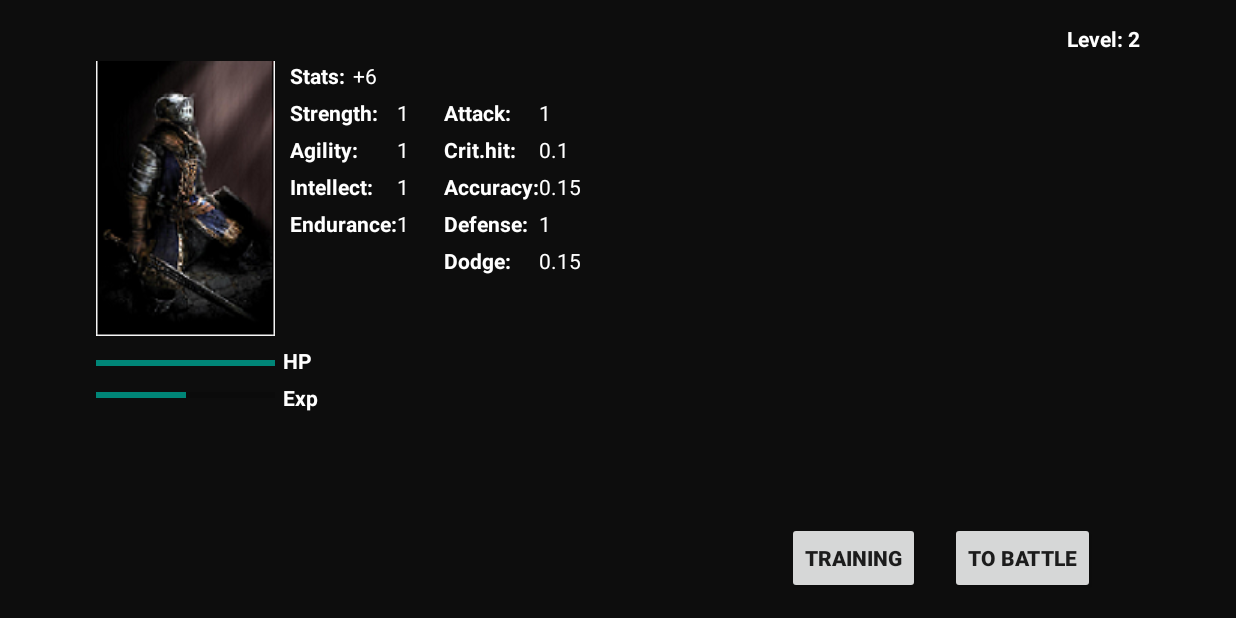
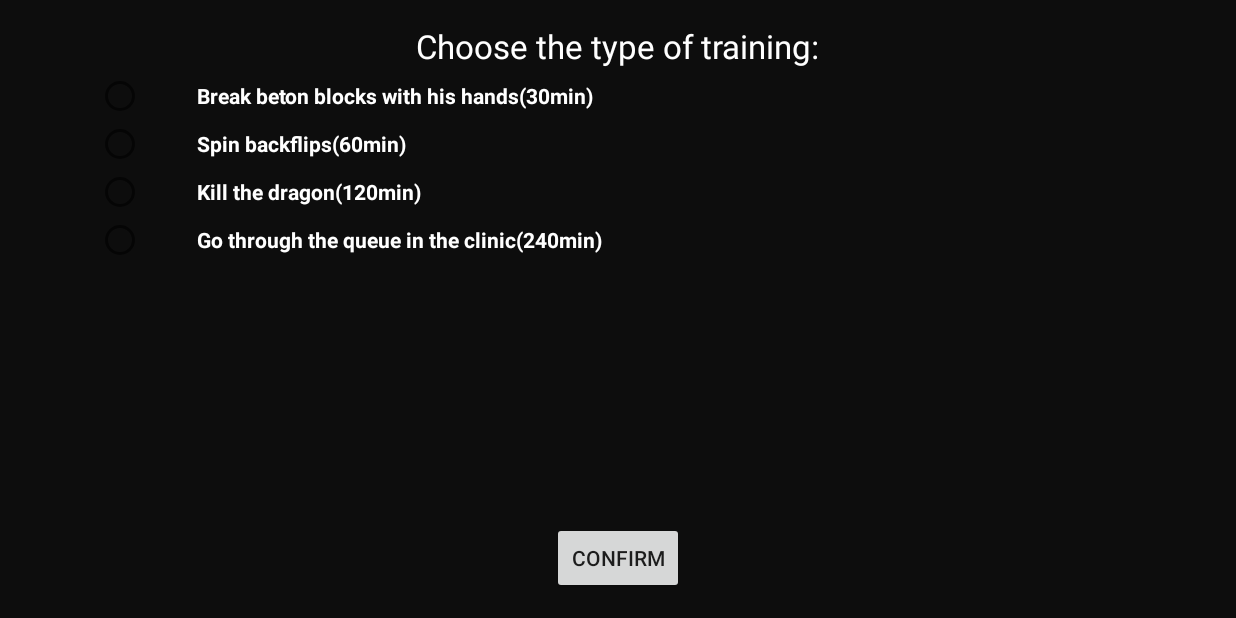
Before and after one commit to Blod2/SEB84, an Android app: the MainActivity screen opened directly, with no data from a screen before it, after a tap on "TRAINING", on a phone screen of 824 x 412 dp (held sideways). Run offline under Robolectric (Android 15) with nearby library versions, the phone set to English and light mode, and no system bars.

Commit message:
SEB-84 (Commit 14/08/ 14:41 - Training)

```diff
--- a/app/src/main/java/ppmint/com/seb_84/Hero.java
+++ b/app/src/main/java/ppmint/com/seb_84/Hero.java
@@ -2,6 +2,8 @@ package ppmint.com.seb_84;
 
 import android.content.Context;
 import android.content.SharedPreferences;
+
+import static java.lang.System.currentTimeMillis;
 
 /**
  * Created by Таня on 12.08.2015.
@@ -24,7 +26,7 @@ public class Hero {
     public int defence;
     public float dodge;
     public int statPoints;
-    public int HPRegeneration;
+    public long time;
 
     SharedPreferences sharedPref;
     Context context;
@@ -41,6 +43,7 @@ public class Hero {
         intellect = sharedPref.getInt(context.getString(R.string.preference_hero_Int_key), 1);
         endurance = sharedPref.getInt(context.getString(R.string.preference_hero_End_key),1);
         statPoints = sharedPref.getInt(context.getString(R.string.preference_hero_stPt_key),3);
+        time = currentTimeMillis() - sharedPref.getLong(context.getString(R.string.preference_exit_time),currentTimeMillis());
         attack = strength;
         ch = (float)agility / 10;
         accuracy = (float)agility / 20 + (float)intellect / 10;
@@ -61,6 +64,7 @@ public class Hero {
         editor.putInt(context.getString(R.string.preference_hero_HP_key), hp);
         editor.putInt(context.getString(R.string.preference_hero_stPt_key),statPoints);
         editor.putInt(context.getString(R.string.preference_hero_Exp_key), exp);
+        editor.putLong(context.getString(R.string.preference_exit_time),currentTimeMillis());
         editor.commit();
     }
 
--- a/app/src/main/java/ppmint/com/seb_84/LevelUpActivity.java
+++ b/app/src/main/java/ppmint/com/seb_84/LevelUpActivity.java
@@ -174,7 +174,7 @@ public class LevelUpActivity extends Activity {
                 stIntent.putExtra("int",intel);
                 stIntent.putExtra("end",end);
                 stIntent.putExtra("points",stPoints);
-                setResult(RESULT_OK, stIntent);
+                setResult(1, stIntent);
                 finish();
             }
         });
--- a/app/src/main/java/ppmint/com/seb_84/MainActivity.java
+++ b/app/src/main/java/ppmint/com/seb_84/MainActivity.java
@@ -15,6 +15,7 @@ import android.widget.Button;
 import android.widget.ProgressBar;
 import android.widget.TextView;
 import android.widget.Toast;
+
 
 import java.util.Timer;
 import java.util.TimerTask;
@@ -37,14 +38,20 @@ public class MainActivity extends Activity {
     TextView tvDef;
     TextView tvDd;
     TextView tvStPoints;
+    TextView tvTrn;
     ProgressBar pbHP;
     ProgressBar pbExp;
+    ProgressBar pbTrain;
     Button btnTrn;
     Button btnBtl;
     public Hero hero;
     Timer timer;
     TimerTask hpRegeneration;
     Handler mHandler;
+    int timeTrain;
+    Timer trnTimer;
+    TimerTask trainTask;
+
 
     @Override
     protected void onCreate(Bundle savedInstanceState) {
@@ -66,6 +73,9 @@ public class MainActivity extends Activity {
         pbExp = (ProgressBar) findViewById(R.id.pbExp);
         btnTrn = (Button) findViewById(R.id.btnTrn);
         btnBtl = (Button) findViewById(R.id.btnBtl);
+        pbTrain = (ProgressBar) findViewById(R.id.pbTrn);
+        tvTrn = (TextView) findViewById(R.id.tvTrn);
+
 
         sharedPref = getSharedPreferences(getString(R.string.preference_file_key_name), Context.MODE_PRIVATE);
         if (sharedPref.contains(getString(R.string.preference_hero_name_key))){
@@ -80,7 +90,9 @@ public class MainActivity extends Activity {
         btnTrn.setOnClickListener(new View.OnClickListener() {
             @Override
             public void onClick(View v) {
-                hero.exp += 30;
+                Intent intent = new Intent(getApplicationContext(), TrainingActivity.class);
+                intent.putExtra("lvl", hero.lvl);
+                startActivityForResult(intent, 1);
                 lvlUp();
                 updateScreen();
             }
@@ -95,16 +107,47 @@ public class MainActivity extends Activity {
                 }
                 else
                     hero.hp += hero.endurance;
-                mHandler.sendEmptyMessage(1);
+                mHandler.sendEmptyMessage(0);
             }
         };
         timer.schedule(hpRegeneration,200,60000);
         mHandler = new Handler(){
             @Override
             public void handleMessage(Message message){
-                if (message.what==1) updateScreen();
+                switch(message.what){
+                    case 1: hero.exp += hero.lvl;
+                        pbTrain.setVisibility(View.GONE);
+                        tvTrn.setVisibility(View.GONE);
+                        btnTrn.setClickable(true);
+                        break;
+                    case 2: hero.exp += hero.lvl*2;
+                        pbTrain.setVisibility(View.GONE);
+                        tvTrn.setVisibility(View.GONE);
+                        btnTrn.setClickable(true);
+                        break;
+                    case 3: hero.exp += hero.lvl*3;
+                        pbTrain.setVisibility(View.GONE);
+                        tvTrn.setVisibility(View.GONE);
+                        btnTrn.setClickable(true);
+                        break;
+                    case 4: hero.exp += hero.lvl*4;
+                        pbTrain.setVisibility(View.GONE);
+                        tvTrn.setVisibility(View.GONE);
+                        btnTrn.setClickable(true);
+                        break;
+                    default: break;
+                }
+                updateScreen();
             }
         };
+        calculateRegenHP(hero.time);
+    }
+
+    public void calculateRegenHP(long time){
+        //TODO: check counts
+        if (hero.hp<hero.maxHP) hero.hp += (time/60000)*hero.endurance;
+        Log.d(LOG_TAG, "Hp regened: " + (time / 60000) * hero.endurance);
+        if (hero.hp>=hero.maxHP) hero.hp = hero.maxHP;
     }
 
     @Override
@@ -147,12 +190,44 @@ public class MainActivity extends Activity {
     }
 
     protected void onActivityResult(int requestCode, int resultCode, Intent data) {
-        if (data == null) {return;}
-        hero.strength = data.getIntExtra("str",0);
-        hero.agility = data.getIntExtra("agl",0);
-        hero.intellect = data.getIntExtra("int",0);
-        hero.endurance = data.getIntExtra("end",0);
-        hero.statPoints = data.getIntExtra("points",0);
+        if (data == null) return;
+        else if (resultCode == 1){
+            hero.strength = data.getIntExtra("str",0);
+            hero.agility = data.getIntExtra("agl",0);
+            hero.intellect = data.getIntExtra("int",0);
+            hero.endurance = data.getIntExtra("end",0);
+            hero.statPoints = data.getIntExtra("points",0);}
+        else if (resultCode == 2){
+            //todo time training
+            pbTrain.setVisibility(View.VISIBLE);
+            tvTrn.setVisibility(View.VISIBLE);
+            btnTrn.setClickable(false);
+            timeTrain = data.getIntExtra("timeTrain",0);
+            final int mode = data.getIntExtra("modeTrain",0);
+            Log.d(LOG_TAG, "TIME: " + timeTrain);
+            if (timeTrain!=0) {
+                pbTrain.setMax(timeTrain);
+                trnTimer = new Timer(false);
+                trainTask = new TimerTask() {
+                    int i = 0;
+
+                    @Override
+                    public void run() {
+                        if (timeTrain != 0) {
+                            pbTrain.setProgress(i);
+                            Log.d(LOG_TAG, "Progress: " + i);
+                            i++;
+                            timeTrain--;
+                            mHandler.sendEmptyMessage(0);
+                        } else {
+                            mHandler.sendEmptyMessage(mode);
+                            trnTimer.cancel();
+                        }
+                    }
+                };
+                trnTimer.schedule(trainTask, 200, 60000);
+            }
+        }
         updateScreen();
     }
 
@@ -186,4 +261,6 @@ public class MainActivity extends Activity {
             Toast.makeText(getApplicationContext(),"Level UP!!!",Toast.LENGTH_SHORT).show();
         }
     }
+
+
 }
--- /dev/null
+++ b/app/src/main/java/ppmint/com/seb_84/TrainingActivity.java
@@ -0,0 +1,106 @@
+package ppmint.com.seb_84;
+
+import android.app.Activity;
+import android.content.Intent;
+import android.support.v7.app.ActionBarActivity;
+import android.os.Bundle;
+import android.view.Menu;
+import android.view.MenuItem;
+import android.view.View;
+import android.widget.Button;
+import android.widget.RadioButton;
+import android.widget.RadioGroup;
+
+
+public class TrainingActivity extends Activity {
+
+    RadioGroup rgTrain;
+    RadioButton rbTrain30;
+    RadioButton rbTrain60;
+    RadioButton rbTrain120;
+    RadioButton rbTrain240;
+    Button btnConfTrain;
+    Intent trainIntent;
+    int lvl;
+    int timetrain=0;
+    int mode = 0;
+
+    @Override
+    protected void onCreate(Bundle savedInstanceState) {
+        super.onCreate(savedInstanceState);
+        setContentView(R.layout.activity_training);
+        rgTrain = (RadioGroup) findViewById(R.id.rgTrain);
+        rbTrain30 = (RadioButton) findViewById(R.id.rbTrain30);
+        rbTrain60 = (RadioButton) findViewById(R.id.rbTrain60);
+        rbTrain120 = (RadioButton) findViewById(R.id.rbTrain120);
+        rbTrain240 = (RadioButton) findViewById(R.id.rbTrain240);
+        btnConfTrain = (Button) findViewById(R.id.btnConfTrain);
+
+        trainIntent = getIntent();
+        lvl = trainIntent.getIntExtra("lvl", 0);
+
+        btnConfTrain.setOnClickListener(new View.OnClickListener() {
+            @Override
+            public void onClick(View v) {
+                //TODO go main
+                if (timetrain>0) {
+                    trainIntent.putExtra("timeTrain",timetrain);
+                    trainIntent.putExtra("modeTrain",mode);
+                    setResult(2, trainIntent);
+                    finish();
+                }
+            }
+        });
+
+    }
+
+    public void onRadioButtonClicked(View view) {
+        // Is the button now checked?
+        boolean checked = ((RadioButton) view).isChecked();
+
+        // Check which radio button was clicked
+        switch(view.getId()) {
+            case R.id.rbTrain30:
+                if (checked)
+                    timetrain = 30;
+                    mode = 1;
+                    break;
+            case R.id.rbTrain60:
+                if (checked)
+                    timetrain = 60;
+                    mode = 2;
+                    break;
+            case R.id.rbTrain120:
+                if (checked)
+                    timetrain = 120;
+                    mode = 3;
+                break;
+            case R.id.rbTrain240:
+                if (checked)
+                    timetrain = 240;
+                    mode = 4;
+                break;
+        }
+    }
+    @Override
+    public boolean onCreateOptionsMenu(Menu menu) {
+        // Inflate the menu; this adds items to the action bar if it is present.
+        getMenuInflater().inflate(R.menu.menu_training, menu);
+        return true;
+    }
+
+    @Override
+    public boolean onOptionsItemSelected(MenuItem item) {
+        // Handle action bar item clicks here. The action bar will
+        // automatically handle clicks on the Home/Up button, so long
+        // as you specify a parent activity in AndroidManifest.xml.
+        int id = item.getItemId();
+
+        //noinspection SimplifiableIfStatement
+        if (id == R.id.action_settings) {
+            return true;
+        }
+
+        return super.onOptionsItemSelected(item);
+    }
+}
--- /dev/null
+++ b/app/src/main/res/layout/activity_training.xml
@@ -0,0 +1,93 @@
+<RelativeLayout xmlns:android="http://schemas.android.com/apk/res/android"
+    xmlns:tools="http://schemas.android.com/tools" android:layout_width="match_parent"
+    android:layout_height="match_parent" android:paddingLeft="@dimen/activity_horizontal_margin"
+    android:paddingRight="@dimen/activity_horizontal_margin"
+    android:paddingTop="@dimen/activity_vertical_margin"
+    android:paddingBottom="@dimen/activity_vertical_margin"
+    tools:context="ppmint.com.seb_84.TrainingActivity"
+    android:background="#ff0d0d0d">
+
+    <Button
+        android:layout_width="wrap_content"
+        android:layout_height="wrap_content"
+        android:text="@string/confirm"
+        android:id="@+id/btnConfTrain"
+        android:layout_alignParentBottom="true"
+        android:layout_centerHorizontal="true"
+        android:visibility="visible" />
+
+    <RadioGroup
+        android:layout_width="match_parent"
+        android:layout_height="match_parent"
+        android:layout_alignParentLeft="true"
+        android:layout_alignParentStart="true"
+        android:layout_above="@+id/btnConfTrain"
+        android:layout_marginTop="32dp"
+        android:visibility="visible"
+        android:id="@+id/rgTrain">
+
+        <RadioButton
+            android:layout_width="wrap_content"
+            android:layout_height="wrap_content"
+            android:text="@string/train30"
+            android:id="@+id/rbTrain30"
+            android:checked="false"
+            android:textColor="#ffffffff"
+            android:paddingLeft="35dp"
+            android:textStyle="bold"
+            android:layout_marginBottom="0dp"
+            android:visibility="visible"
+            android:onClick="onRadioButtonClicked"/>
+
+        <RadioButton
+            android:layout_width="wrap_content"
+            android:layout_height="wrap_content"
+            android:text="@string/train60"
+            android:id="@+id/rbTrain60"
+            android:checked="false"
+            android:textColor="#ffffffff"
+            android:paddingLeft="35dp"
+            android:textStyle="bold"
+            android:layout_marginBottom="0dp"
+            android:visibility="visible"
+            android:onClick="onRadioButtonClicked"/>
+
+        <RadioButton
+            android:layout_width="wrap_content"
+            android:layout_height="wrap_content"
+            android:text="@string/train120"
+            android:id="@+id/rbTrain120"
+            android:checked="false"
+            android:textColor="#ffffffff"
+            android:paddingLeft="35dp"
+            android:textStyle="bold"
+            android:layout_marginBottom="0dp"
+            android:visibility="visible"
+            android:onClick="onRadioButtonClicked"/>
+
+        <RadioButton
+            android:layout_width="wrap_content"
+            android:layout_height="wrap_content"
+            android:text="@string/train240"
+            android:id="@+id/rbTrain240"
+            android:checked="false"
+            android:textColor="#ffffffff"
+            android:paddingLeft="35dp"
+            android:textStyle="bold"
+            android:layout_marginBottom="0dp"
+            android:visibility="visible"
+            android:onClick="onRadioButtonClicked"/>
+    </RadioGroup>
+
+    <TextView
+        android:layout_width="wrap_content"
+        android:layout_height="wrap_content"
+        android:textAppearance="?android:attr/textAppearanceLarge"
+        android:text="@string/train"
+        android:id="@+id/textView18"
+        android:textColor="#ffffffff"
+        android:layout_alignParentTop="true"
+        android:layout_centerHorizontal="true"
+        android:visibility="visible" />
+
+</RelativeLayout>
--- /dev/null
+++ b/app/src/main/res/menu/menu_training.xml
@@ -0,0 +1,7 @@
+<menu xmlns:android="http://schemas.android.com/apk/res/android"
+    xmlns:app="http://schemas.android.com/apk/res-auto"
+    xmlns:tools="http://schemas.android.com/tools"
+    tools:context="ppmint.com.seb_84.TrainingActivity">
+    <item android:id="@+id/action_settings" android:title="@string/action_settings"
+        android:orderInCategory="100" app:showAsAction="never" />
+</menu>
--- a/app/src/main/res/values/strings.xml
+++ b/app/src/main/res/values/strings.xml
@@ -12,6 +12,7 @@
     <string name="preference_hero_Int_key">heroInt</string>
     <string name="preference_hero_End_key">heroEnd</string>
     <string name="preference_hero_stPt_key">heroStPt</string>
+    <string name="preference_exit_time">exitTime</string>
 
     <!-- StartScreen -->
     <string name="tvLogo_text">SEB-84</string>
@@ -49,5 +50,13 @@
     <string name="toBattle">To Battle</string>
     <string name="lvlUp">Level UP</string>
     <string name="title_activity_level_up">LevelUpActivity</string>
+    <string name="title_activity_training">TrainingActivity</string>
 
+    <!-- Training -->
+    <string name="train">Choose the type of training:</string>
+    <string name="train30">Break beton blocks with his hands(30min)</string>
+    <string name="train60">Spin backflips(60min)</string>
+    <string name="train120">Kill the dragon(120min)</string>
+    <string name="train240">Go through the queue in the clinic(240min)</string>
+    <string name="trainMain">Training...</string>
 </resources>
```
Also changed, not shown: app/src/main/AndroidManifest.xml (+7 -1 lines), app/src/main/res/layout/main.xml (+27 -0 lines).
